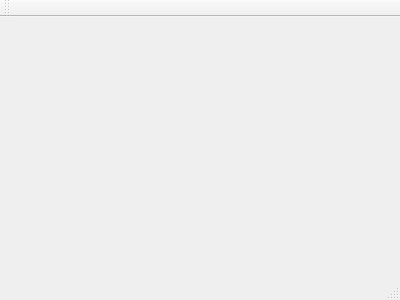
First picture: the form in mainwindow.ui, repository AmirHo3ein13/AP_FinalProject, before the edit.
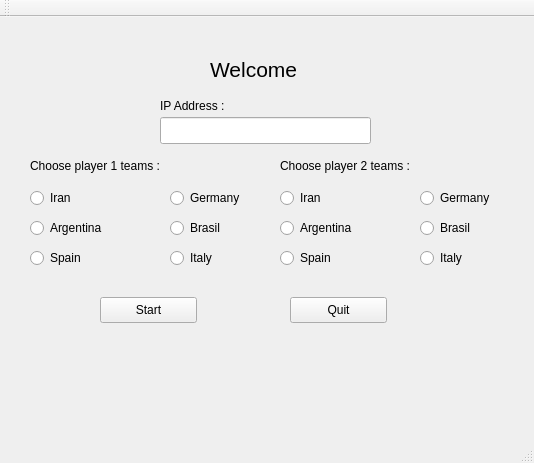
Second picture: the form after the edit.

```diff
--- a/mainwindow.ui
+++ b/mainwindow.ui
@@ -1,24 +1,325 @@
 <ui version="4.0">
  <class>MainWindow</class>
- <widget class="QMainWindow" name="MainWindow" >
-  <property name="geometry" >
+ <widget class="QMainWindow" name="MainWindow">
+  <property name="geometry">
    <rect>
     <x>0</x>
     <y>0</y>
-    <width>400</width>
-    <height>300</height>
+    <width>534</width>
+    <height>463</height>
    </rect>
   </property>
   <property name="windowTitle" >
    <string>MainWindow</string>
   </property>
-  <widget class="QMenuBar" name="menuBar" />
-  <widget class="QToolBar" name="mainToolBar" />
-  <widget class="QWidget" name="centralWidget" />
-  <widget class="QStatusBar" name="statusBar" />
+  <widget class="QWidget" name="centralWidget">
+   <widget class="QLabel" name="welcomeL">
+    <property name="geometry">
+     <rect>
+      <x>210</x>
+      <y>40</y>
+      <width>89</width>
+      <height>24</height>
+     </rect>
+    </property>
+    <property name="font">
+     <font>
+      <pointsize>16</pointsize>
+     </font>
+    </property>
+    <property name="text">
+     <string>Welcome</string>
+    </property>
+   </widget>
+   <widget class="QLabel" name="ql">
+    <property name="geometry">
+     <rect>
+      <x>30</x>
+      <y>140</y>
+      <width>171</width>
+      <height>17</height>
+     </rect>
+    </property>
+    <property name="text">
+     <string>Choose player 1 teams :</string>
+    </property>
+   </widget>
+   <widget class="QLabel" name="ipL">
+    <property name="geometry">
+     <rect>
+      <x>160</x>
+      <y>80</y>
+      <width>91</width>
+      <height>17</height>
+     </rect>
+    </property>
+    <property name="text">
+     <string>IP Address : </string>
+    </property>
+   </widget>
+   <widget class="QRadioButton" name="IranRB">
+    <property name="geometry">
+     <rect>
+      <x>30</x>
+      <y>170</y>
+      <width>61</width>
+      <height>22</height>
+     </rect>
+    </property>
+    <property name="text">
+     <string>Iran</string>
+    </property>
+    <attribute name="buttonGroup">
+     <string notr="true">player1BG</string>
+    </attribute>
+   </widget>
+   <widget class="QRadioButton" name="brasilRB">
+    <property name="geometry">
+     <rect>
+      <x>170</x>
+      <y>200</y>
+      <width>71</width>
+      <height>22</height>
+     </rect>
+    </property>
+    <property name="text">
+     <string>Brasil</string>
+    </property>
+    <attribute name="buttonGroup">
+     <string notr="true">player1BG</string>
+    </attribute>
+   </widget>
+   <widget class="QPushButton" name="quit">
+    <property name="geometry">
+     <rect>
+      <x>290</x>
+      <y>280</y>
+      <width>97</width>
+      <height>26</height>
+     </rect>
+    </property>
+    <property name="text">
+     <string>Quit</string>
+    </property>
+   </widget>
+   <widget class="QRadioButton" name="argentinaRB">
+    <property name="geometry">
+     <rect>
+      <x>30</x>
+      <y>200</y>
+      <width>117</width>
+      <height>22</height>
+     </rect>
+    </property>
+    <property name="text">
+     <string>Argentina</string>
+    </property>
+    <attribute name="buttonGroup">
+     <string notr="true">player1BG</string>
+    </attribute>
+   </widget>
+   <widget class="QLineEdit" name="ipAddress">
+    <property name="geometry">
+     <rect>
+      <x>160</x>
+      <y>100</y>
+      <width>211</width>
+      <height>27</height>
+     </rect>
+    </property>
+   </widget>
+   <widget class="QPushButton" name="start">
+    <property name="geometry">
+     <rect>
+      <x>100</x>
+      <y>280</y>
+      <width>97</width>
+      <height>26</height>
+     </rect>
+    </property>
+    <property name="text">
+     <string>Start</string>
+    </property>
+   </widget>
+   <widget class="QRadioButton" name="germanyRB">
+    <property name="geometry">
+     <rect>
+      <x>170</x>
+      <y>170</y>
+      <width>117</width>
+      <height>22</height>
+     </rect>
+    </property>
+    <property name="text">
+     <string>Germany</string>
+    </property>
+    <attribute name="buttonGroup">
+     <string notr="true">player1BG</string>
+    </attribute>
+   </widget>
+   <widget class="QRadioButton" name="spainRB">
+    <property name="geometry">
+     <rect>
+      <x>30</x>
+      <y>230</y>
+      <width>117</width>
+      <height>22</height>
+     </rect>
+    </property>
+    <property name="text">
+     <string>Spain</string>
+    </property>
+    <attribute name="buttonGroup">
+     <string notr="true">player1BG</string>
+    </attribute>
+   </widget>
+   <widget class="QRadioButton" name="italyRB">
+    <property name="geometry">
+     <rect>
+      <x>170</x>
+      <y>230</y>
+      <width>117</width>
+      <height>22</height>
+     </rect>
+    </property>
+    <property name="text">
+     <string>Italy</string>
+    </property>
+    <attribute name="buttonGroup">
+     <string notr="true">player1BG</string>
+    </attribute>
+   </widget>
+   <widget class="QRadioButton" name="argentinaRB_2">
+    <property name="geometry">
+     <rect>
+      <x>280</x>
+      <y>200</y>
+      <width>117</width>
+      <height>22</height>
+     </rect>
+    </property>
+    <property name="text">
+     <string>Argentina</string>
+    </property>
+    <attribute name="buttonGroup">
+     <string notr="true">player2BG</string>
+    </attribute>
+   </widget>
+   <widget class="QLabel" name="ql_2">
+    <property name="geometry">
+     <rect>
+      <x>280</x>
+      <y>140</y>
+      <width>171</width>
+      <height>17</height>
+     </rect>
+    </property>
+    <property name="text">
+     <string>Choose player 2 teams :</string>
+    </property>
+   </widget>
+   <widget class="QRadioButton" name="germanyRB_2">
+    <property name="geometry">
+     <rect>
+      <x>420</x>
+      <y>170</y>
+      <width>117</width>
+      <height>22</height>
+     </rect>
+    </property>
+    <property name="text">
+     <string>Germany</string>
+    </property>
+    <attribute name="buttonGroup">
+     <string notr="true">player2BG</string>
+    </attribute>
+   </widget>
+   <widget class="QRadioButton" name="italyRB_2">
+    <property name="geometry">
+     <rect>
+      <x>420</x>
+      <y>230</y>
+      <width>117</width>
+      <height>22</height>
+     </rect>
+    </property>
+    <property name="text">
+     <string>Italy</string>
+    </property>
+    <attribute name="buttonGroup">
+     <string notr="true">player2BG</string>
+    </attribute>
+   </widget>
+   <widget class="QRadioButton" name="brasilRB_2">
+    <property name="geometry">
+     <rect>
+      <x>420</x>
+      <y>200</y>
+      <width>71</width>
+      <height>22</height>
+     </rect>
+    </property>
+    <property name="text">
+     <string>Brasil</string>
+    </property>
+    <attribute name="buttonGroup">
+     <string notr="true">player2BG</string>
+    </attribute>
+   </widget>
+   <widget class="QRadioButton" name="spainRB_2">
+    <property name="geometry">
+     <rect>
+      <x>280</x>
+      <y>230</y>
+      <width>117</width>
+      <height>22</height>
+     </rect>
+    </property>
+    <property name="text">
+     <string>Spain</string>
+    </property>
+    <attribute name="buttonGroup">
+     <string notr="true">player2BG</string>
+    </attribute>
+   </widget>
+   <widget class="QRadioButton" name="IranRB_2">
+    <property name="geometry">
+     <rect>
+      <x>280</x>
+      <y>170</y>
+      <width>61</width>
+      <height>22</height>
+     </rect>
+    </property>
+    <property name="text">
+     <string>Iran</string>
+    </property>
+    <attribute name="buttonGroup">
+     <string notr="true">player2BG</string>
+    </attribute>
+   </widget>
+  </widget>
+  <widget class="QMenuBar" name="menuBar">
+   <property name="geometry">
+    <rect>
+     <x>0</x>
+     <y>0</y>
+     <width>534</width>
+     <height>25</height>
+    </rect>
+   </property>
+  </widget>
+  <widget class="QToolBar" name="mainToolBar">
+   <attribute name="toolBarArea">
+    <enum>TopToolBarArea</enum>
+   </attribute>
+   <attribute name="toolBarBreak">
+    <bool>false</bool>
+   </attribute>
+  </widget>
+  <widget class="QStatusBar" name="statusBar"/>
  </widget>
- <layoutDefault spacing="6" margin="11" />
- <pixmapfunction></pixmapfunction>
+ <layoutdefault spacing="6" margin="11"/>
  <resources/>
  <connections/>
 </ui>
```
Left out of the diff: 7 changed lines with no effect on the pictures.
